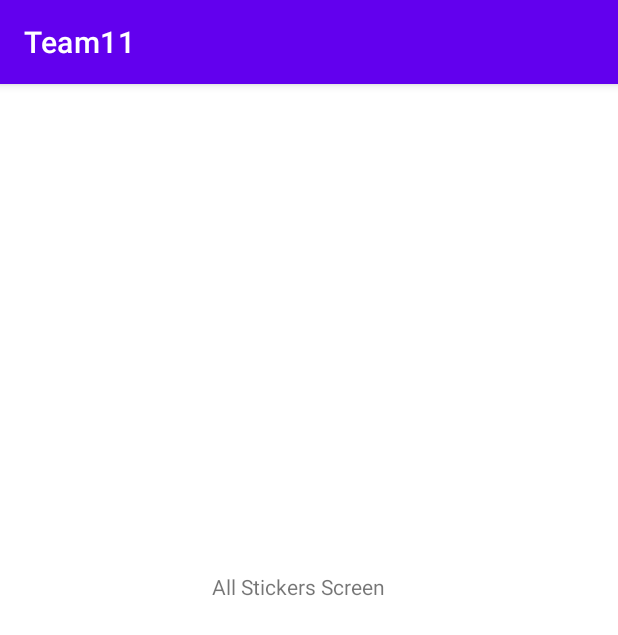
After one commit to elsatmr/mobile-dev-team11, an Android app: the AllStickersActivity screen opened directly, with no data from a screen before it, on a phone screen of 412 x 824 dp. The commit adds this screen. Shown: the top 635 px of the screen. Run offline under Robolectric (Android 15) with nearby library versions, the phone set to English and light mode, and no system bars.

Commit message:
ui updates, AllStickersActivity

```diff
--- a/app/src/main/AndroidManifest.xml
+++ b/app/src/main/AndroidManifest.xml
@@ -18,11 +18,13 @@
         android:supportsRtl="true"
         android:theme="@style/Theme.Team11"
         tools:targetApi="31">
+        <activity android:name=".AllStickersActivity"
+            android:configChanges="orientation|screenSize" />
         <activity android:name=".LoginActivity"
             android:configChanges="orientation|screenSize" />
         <activity android:name=".SignUpActivity"
             android:configChanges="orientation|screenSize" />
-        <activity android:name=".StickersActivity"
+        <activity android:name=".StickersMainActivity"
             android:configChanges="orientation|screenSize" />
         <activity
             android:name=".AtYourServiceActivity"
--- /dev/null
+++ b/app/src/main/java/edu/northeastern/team11/AllStickersActivity.java
@@ -0,0 +1,13 @@
+package edu.northeastern.team11;
+
+import android.os.Bundle;
+
+import androidx.appcompat.app.AppCompatActivity;
+
+public class AllStickersActivity extends AppCompatActivity {
+    @Override
+    protected void onCreate(Bundle savedInstanceState) {
+        super.onCreate(savedInstanceState);
+        setContentView(R.layout.activity_all_stickers_screen);
+    }
+}
--- a/app/src/main/java/edu/northeastern/team11/MainActivity.java
+++ b/app/src/main/java/edu/northeastern/team11/MainActivity.java
@@ -4,9 +4,7 @@ import androidx.appcompat.app.AppCompatActivity;
 
 import android.content.Intent;
 import android.os.Bundle;
-import android.util.Log;
 import android.view.View;
-import android.widget.Button;
 
 public class MainActivity extends AppCompatActivity {
     @Override
@@ -20,7 +18,7 @@ public class MainActivity extends AppCompatActivity {
     }
 
     public void openStickersActivity(View view) {
-        Intent intent = new Intent(this, StickersActivity.class);
+        Intent intent = new Intent(this, StickersMainActivity.class);
         startActivity(intent);
     }
 
--- a/app/src/main/java/edu/northeastern/team11/StickersActivity.java
+++ b/app/src/main/java/edu/northeastern/team11/StickersMainActivity.java
@@ -6,7 +6,7 @@ import android.view.View;
 
 import androidx.appcompat.app.AppCompatActivity;
 
-public class StickersActivity extends AppCompatActivity {
+public class StickersMainActivity extends AppCompatActivity {
     @Override
     protected void onCreate(Bundle savedInstanceState) {
         super.onCreate(savedInstanceState);
--- /dev/null
+++ b/app/src/main/res/layout/activity_all_stickers_screen.xml
@@ -0,0 +1,23 @@
+<?xml version="1.0" encoding="utf-8"?>
+<androidx.constraintlayout.widget.ConstraintLayout xmlns:android="http://schemas.android.com/apk/res/android"
+    xmlns:app="http://schemas.android.com/apk/res-auto"
+    xmlns:tools="http://schemas.android.com/tools"
+    android:layout_width="match_parent"
+    android:layout_height="match_parent"
+    tools:context=".AllStickersActivity">
+
+
+    <TextView
+        android:id="@+id/textView"
+        android:layout_width="wrap_content"
+        android:layout_height="wrap_content"
+        android:layout_marginStart="169dp"
+        android:layout_marginTop="307dp"
+        android:layout_marginEnd="184dp"
+        android:layout_marginBottom="405dp"
+        android:text="All Stickers Screen"
+        app:layout_constraintBottom_toBottomOf="parent"
+        app:layout_constraintEnd_toEndOf="parent"
+        app:layout_constraintStart_toStartOf="parent"
+        app:layout_constraintTop_toTopOf="parent" />
+</androidx.constraintlayout.widget.ConstraintLayout>
--- a/app/src/main/res/layout/activity_stickers.xml
+++ b/app/src/main/res/layout/activity_stickers.xml
@@ -3,7 +3,8 @@
     xmlns:app="http://schemas.android.com/apk/res-auto"
     xmlns:tools="http://schemas.android.com/tools"
     android:layout_width="match_parent"
-    android:layout_height="match_parent">
+    android:layout_height="match_parent"
+    tools:context=".StickersMainActivity">
 
 
     <TextView
```
Also changed, not shown: app/src/main/java/edu/northeastern/team11/LoginActivity.java (+8 -0 lines), app/src/main/res/layout/activity_login.xml (+33 -1 lines), app/src/main/res/layout/activity_signup.xml (+35 -2 lines).
